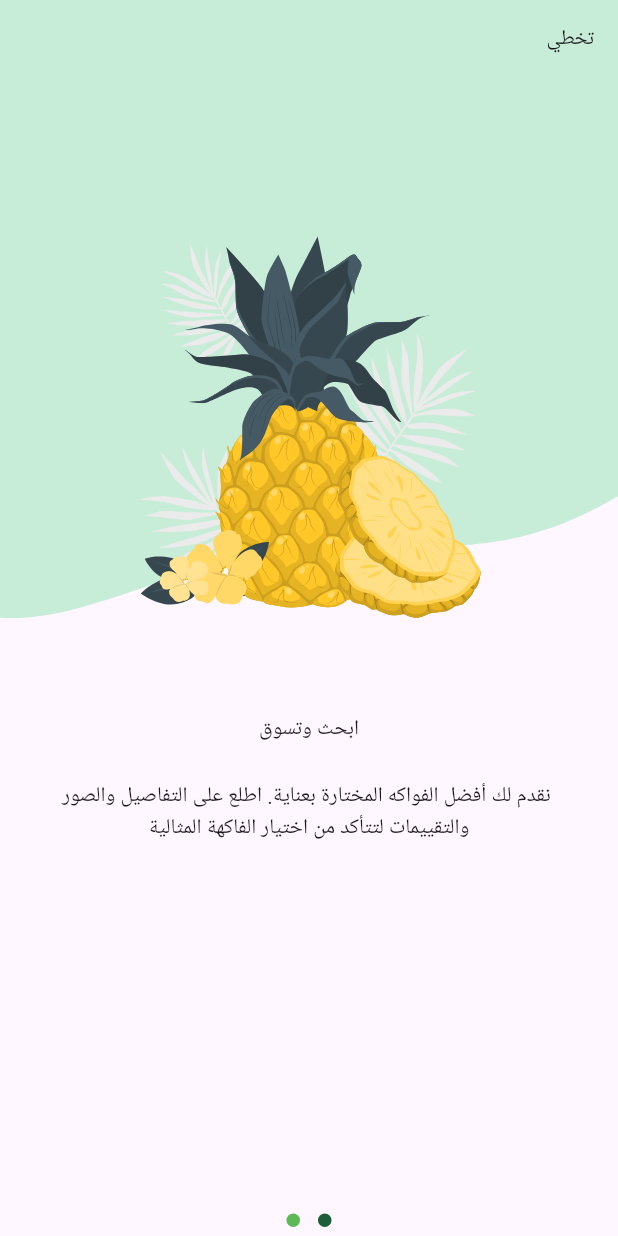
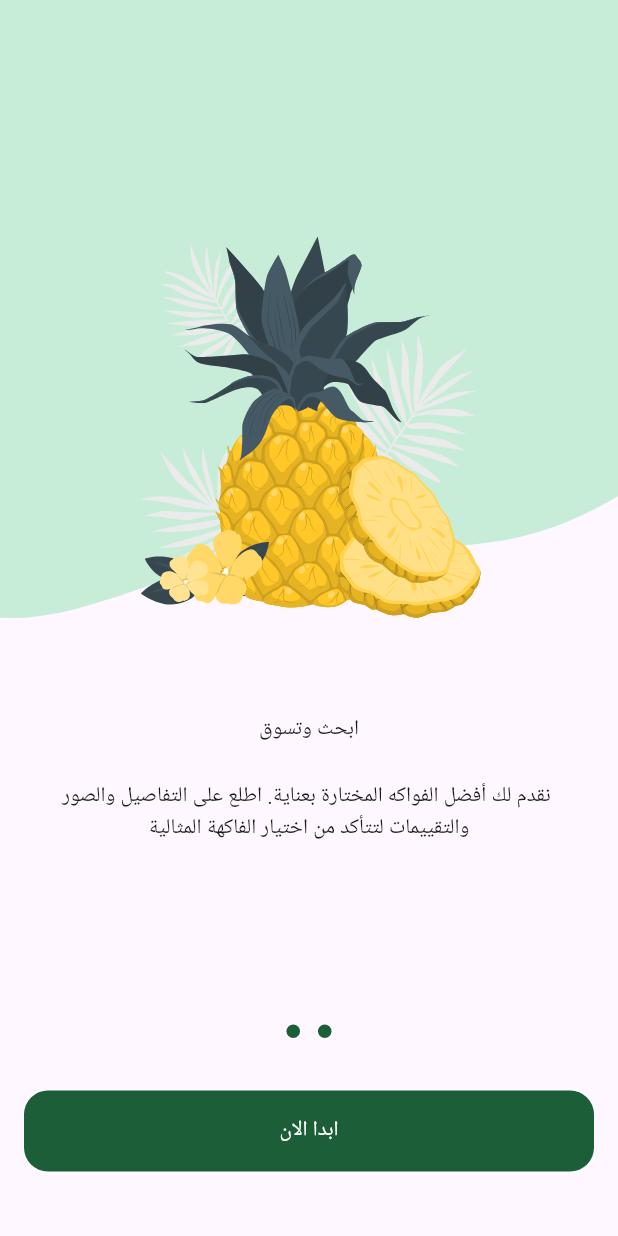
Before and after one commit to AliMohamed-Ali/Fruite-Shop, a Flutter app: the screen it shows after launch, swiped to page 2, on a phone screen of 412 x 824 dp. Run offline on Flutter 3.47's test engine with Material 3 defaults, Android fonts, the phone set to English and light mode, and no system bars; drawn by our look-alikes of dots_indicator; our stand-ins replace flutter_svg.

Commit message:
add constants file add app colors ui of onboarding screen part one before styles

```diff
--- /dev/null
+++ b/lib/constants.dart
@@ -0,0 +1,2 @@
+const kBottomPadding = 43.0;
+const kHorizontalPadding = 16.0;
--- /dev/null
+++ b/lib/core/utils/app_colors.dart
@@ -0,0 +1,5 @@
+import 'package:flutter/material.dart';
+
+abstract class AppColors {
+  static const Color primaryColor = Color(0xFF1B5E37);
+}
--- a/lib/core/utils/on_generate_routes.dart
+++ b/lib/core/utils/on_generate_routes.dart
@@ -1,5 +1,5 @@
 import 'package:flutter/material.dart';
-import 'package:fruit_app/core/constants/router.dart';
+import 'package:fruit_app/core/utils/app_routes.dart';
 import 'package:fruit_app/features/onboarding/presentation/views/onboarding_view.dart';
 import 'package:fruit_app/features/splash/presentation/views/splash_view.dart';
 
--- /dev/null
+++ b/lib/core/widgets/custom_button.dart
@@ -0,0 +1,25 @@
+import 'package:flutter/material.dart';
+import 'package:fruit_app/core/utils/app_colors.dart';
+
+class CustomButton extends StatelessWidget {
+  const CustomButton({super.key, this.onPressed, required this.name});
+  final void Function()? onPressed;
+  final String name;
+  @override
+  Widget build(BuildContext context) {
+    return SizedBox(
+      width: double.infinity,
+      height: 54,
+      child: TextButton(
+          style: TextButton.styleFrom(
+            foregroundColor: Colors.white,
+            backgroundColor: AppColors.primaryColor,
+            shape: const RoundedRectangleBorder(
+              borderRadius: BorderRadius.all(Radius.circular(16)),
+            ),
+          ),
+          onPressed: onPressed,
+          child: Text(name)),
+    );
+  }
+}
--- a/lib/features/onboarding/presentation/views/widgets/onboarding_page_view.dart
+++ b/lib/features/onboarding/presentation/views/widgets/onboarding_page_view.dart
@@ -1,15 +1,17 @@
 import 'package:flutter/material.dart';
-import 'package:fruit_app/core/constants/assets_images.dart';
+import 'package:fruit_app/core/utils/app_images.dart';
 import 'package:fruit_app/features/onboarding/presentation/views/widgets/page_view_item.dart';
 import 'package:fruit_app/generated/l10n.dart';
 import 'package:flutter_localizations/flutter_localizations.dart';
 
 class OnboardingPageView extends StatelessWidget {
-  const OnboardingPageView({super.key});
+  const OnboardingPageView({super.key, this.controller});
+  final PageController? controller;
 
   @override
   Widget build(BuildContext context) {
     return PageView(
+      controller: controller,
       children: [
         PageViewItem(
           image: Assets.imagesPageViewItem1Image,
@@ -23,14 +25,15 @@ class OnboardingPageView extends StatelessWidget {
             ],
           ),
           subtitle: S.of(context).onBoardingSubtitle1,
+          isVisible: true,
         ),
         PageViewItem(
           image: Assets.imagesPageViewItem2Image,
           backgroundImage: Assets.imagesPageViewItem2BackgroundImage,
           title: Text(S.of(context).onBoardingTitle2),
           subtitle: S.of(context).onBoardingSubtitle2,
+          isVisible: false,
         ),
-
       ],
     );
   }
--- a/lib/features/onboarding/presentation/views/widgets/onboarding_view_body.dart
+++ b/lib/features/onboarding/presentation/views/widgets/onboarding_view_body.dart
@@ -1,25 +1,70 @@
 import 'package:dots_indicator/dots_indicator.dart';
 import 'package:flutter/material.dart';
+import 'package:fruit_app/constants.dart';
+import 'package:fruit_app/core/widgets/custom_button.dart';
 import 'package:fruit_app/features/onboarding/presentation/views/widgets/onboarding_page_view.dart';
+import 'package:fruit_app/generated/l10n.dart';
+import '../../../../../core/utils/app_colors.dart';
 
-class OnboardingViewBody extends StatelessWidget {
+class OnboardingViewBody extends StatefulWidget {
   const OnboardingViewBody({super.key});
+
+  @override
+  State<OnboardingViewBody> createState() => _OnboardingViewBodyState();
+}
+
+class _OnboardingViewBodyState extends State<OnboardingViewBody> {
+  late final PageController _pageController;
+  var currentPage = 0;
+  @override
+  void initState() {
+    super.initState();
+    _pageController = PageController();
+
+    _pageController.addListener(() {
+      currentPage = _pageController.page!.round();
+      setState(() {});
+    });
+  }
+
+  @override
+  void dispose() {
+    super.dispose();
+    _pageController.dispose();
+  }
 
   @override
   Widget build(BuildContext context) {
     return Column(
       children: [
-        const Expanded(
-          child: OnboardingPageView(),
+        Expanded(
+          child: OnboardingPageView(controller: _pageController),
         ),
         DotsIndicator(
           dotsCount: 2,
-          position: 0,
-          decorator: const DotsDecorator(
-            color: Color(0xFF5DB957), // Inactive color
-            activeColor: Color(0xFF1B5E37),
+          position: 1,
+          decorator: DotsDecorator(
+            color: currentPage == 0
+                ? AppColors.primaryColor.withOpacity(0.5)
+                : AppColors.primaryColor, // Inactive color
+            activeColor: AppColors.primaryColor,
           ),
-        )
+        ),
+        const SizedBox(height: 29),
+        Visibility(
+          visible: currentPage == 1,
+          maintainAnimation: true,
+          maintainSize: true,
+          maintainState: true,
+          child: Padding(
+            padding: const EdgeInsets.only(
+                right: kHorizontalPadding,
+                left: kHorizontalPadding,
+                bottom: kBottomPadding),
+            child: CustomButton(
+                name: S.of(context).onBoardingStart, onPressed: () {}),
+          ),
+        ),
       ],
     );
   }
--- a/lib/features/onboarding/presentation/views/widgets/page_view_item.dart
+++ b/lib/features/onboarding/presentation/views/widgets/page_view_item.dart
@@ -10,9 +10,11 @@ class PageViewItem extends StatelessWidget {
       required this.image,
       required this.backgroundImage,
       required this.title,
-      required this.subtitle});
+      required this.subtitle,
+      required this.isVisible});
   final String image, backgroundImage, subtitle;
   final Widget title;
+  final bool isVisible;
 
   @override
   Widget build(BuildContext context) {
@@ -38,9 +40,12 @@ class PageViewItem extends StatelessWidget {
                     image,
                   ),
                 ),
-                Padding(
-                    padding: const EdgeInsets.all(16),
-                    child: Text(S.of(context).onBoardingSkip)),
+                Visibility(
+                  visible: isVisible,
+                  child: Padding(
+                      padding: const EdgeInsets.all(16),
+                      child: Text(S.of(context).onBoardingSkip)),
+                )
               ],
             ),
           ),
--- a/lib/features/splash/presentation/views/widgets/splash_view_body.dart
+++ b/lib/features/splash/presentation/views/widgets/splash_view_body.dart
@@ -1,9 +1,9 @@
 import 'package:flutter/material.dart';
 import 'package:flutter/widgets.dart';
 import 'package:flutter_svg/svg.dart';
-import 'package:fruit_app/core/constants/assets_images.dart';
-import 'package:fruit_app/core/constants/router.dart';
-import 'package:fruit_app/core/functions/is_arabic.dart';
+import 'package:fruit_app/core/utils/app_images.dart';
+import 'package:fruit_app/core/utils/app_routes.dart';
+import 'package:fruit_app/core/helper_functions/is_arabic.dart';
 // ignore: depend_on_referenced_packages
 
 class SplashViewBody extends StatefulWidget {
--- a/lib/l10n/intl_ar.arb
+++ b/lib/l10n/intl_ar.arb
@@ -4,5 +4,6 @@
   "onBoardingSubtitle1": "اكتشف تجربة تسوق فريدة مع FruitHUB. استكشف مجموعتنا الواسعة من الفواكه الطازجة الممتازة واحصل على أفضل العروض والجودة العالية.",
   "onBoardingSkip": "تخطي",
   "onBoardingTitle2": "ابحث وتسوق",
-  "onBoardingSubtitle2": " نقدم لك أفضل الفواكه المختارة بعناية. اطلع على التفاصيل والصور والتقييمات لتتأكد من اختيار الفاكهة المثالية"
+  "onBoardingSubtitle2": " نقدم لك أفضل الفواكه المختارة بعناية. اطلع على التفاصيل والصور والتقييمات لتتأكد من اختيار الفاكهة المثالية",
+  "onBoardingStart": "ابدا الان"
 }
--- a/lib/l10n/intl_en.arb
+++ b/lib/l10n/intl_en.arb
@@ -4,5 +4,6 @@
   "onBoardingSubtitle1": "Discover the freshest fruits in the world. Discover the freshest fruits in the world. Discover the freshest fruits in the world.",
   "onBoardingSkip": "Skip",
   "onBoardingTitle2": "Search and Shopping",
-  "onBoardingSubtitle2": "We offer you the best carefully selected fruits. See details, photos and reviews to make sure you choose the perfect fruit"
+  "onBoardingSubtitle2": "We offer you the best carefully selected fruits. See details, photos and reviews to make sure you choose the perfect fruit",
+  "onBoardingStart": " Start Now"
 }
--- a/lib/main.dart
+++ b/lib/main.dart
@@ -1,5 +1,5 @@
 import 'package:flutter/material.dart';
-import 'package:fruit_app/core/constants/router.dart';
+import 'package:fruit_app/core/utils/app_routes.dart';
 import 'package:fruit_app/core/utils/on_generate_routes.dart';
 import 'package:flutter_localizations/flutter_localizations.dart';
 import 'package:fruit_app/generated/l10n.dart';
```
Also changed, not shown: lib/core/helper_functions/is_arabic.dart (renamed from lib/core/functions/is_arabic.dart), lib/core/utils/app_images.dart (renamed from lib/core/constants/assets_images.dart), lib/core/utils/app_routes.dart (renamed from lib/core/constants/router.dart), lib/generated/intl/messages_ar.dart, lib/generated/intl/messages_en.dart, lib/generated/l10n.dart.
